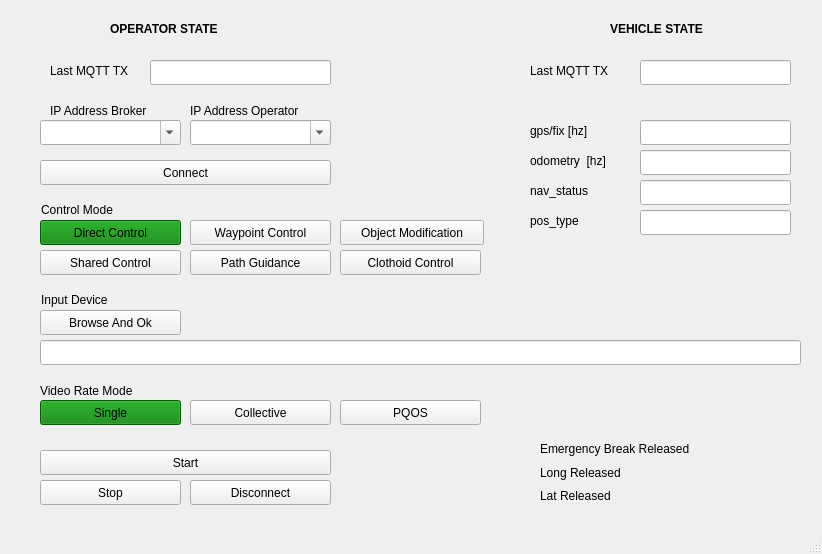
The window that tod_manager/src/operator/ui/operatorWidget.ui (TUMFTM/tod_operator_interface) describes before a commit, drawn with Qt 5.
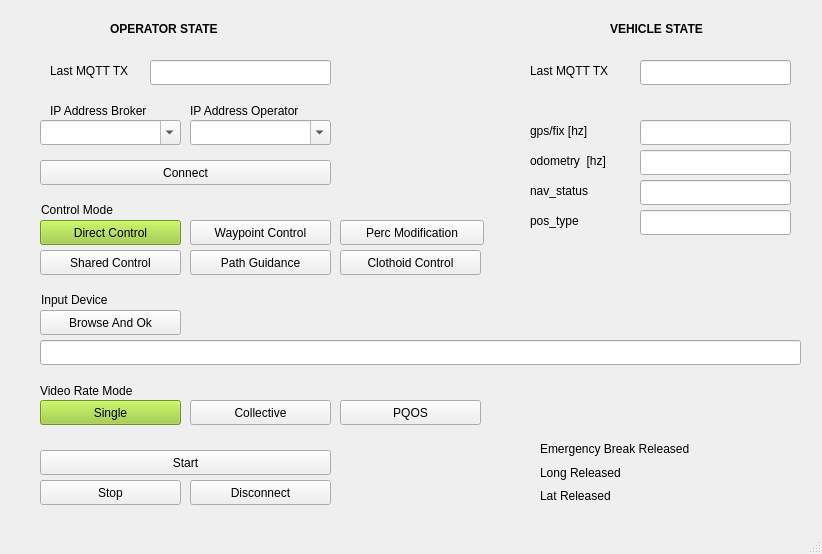
The same window after the commit.

Patch:
```diff
--- a/tod_manager/src/operator/ui/operatorWidget.ui
+++ b/tod_manager/src/operator/ui/operatorWidget.ui
@@ -179,7 +179,7 @@
      </size>
     </property>
     <property name="styleSheet">
-     <string notr="true">background-color: green</string>
+     <string notr="true">background-color: rgb(154,205,50)</string>
     </property>
     <property name="text">
      <string>Direct Control</string>
@@ -220,7 +220,7 @@
      </size>
     </property>
     <property name="text">
-     <string>Object Modification</string>
+     <string>Perc Modification</string>
     </property>
    </widget>
    <widget class="QLabel" name="Label_ControlMode">
@@ -278,7 +278,7 @@
      </size>
     </property>
     <property name="styleSheet">
-     <string notr="true">background-color: green</string>
+     <string notr="true">background-color:rgb(154,205,50)</string>
     </property>
     <property name="text">
      <string>Single</string>
```
